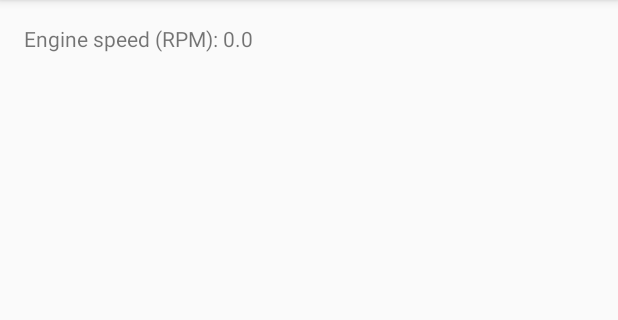
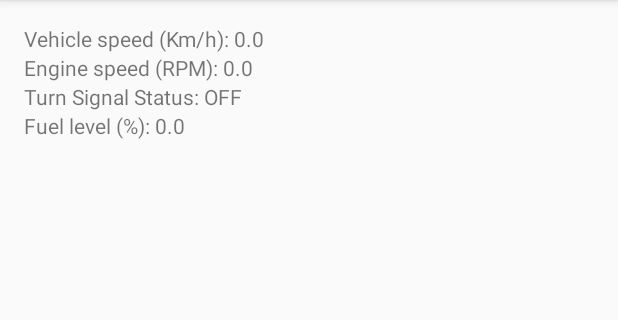
Before and after one commit to ECE493W18T04/android-app, an Android app: the screen it shows after launch (MainActivity), on a phone screen of 412 x 824 dp, the part 84-404 px from its top. Run offline under Robolectric (Android 15) with nearby library versions, the phone set to English and light mode, and no system bars; libraries missing offline, so code that uses them is left out: com.openxc, com.openxc.measurements; 5 statements that could not run were skipped.

Commit message:
added turnSignalStatus and FuelLevel to VehicleMonitoringService

```diff
--- a/HUDApp/app/src/main/java/com/example/reem/hudmobileapp/MainActivity.java
+++ b/HUDApp/app/src/main/java/com/example/reem/hudmobileapp/MainActivity.java
@@ -2,18 +2,12 @@ package com.example.reem.hudmobileapp;
 
 import android.content.Context;
 import android.content.Intent;
-import android.os.Handler;
-import android.os.IBinder;
 import android.support.v7.app.AppCompatActivity;
 import android.os.Bundle;
-import android.util.Log;
-import android.view.Menu;
 import android.widget.TextView;
 
 import com.openxc.VehicleManager;
-import com.openxc.measurements.EngineSpeed;
-import com.openxc.measurements.Measurement;
-import com.openxc.measurements.VehicleSpeed;
+
 
 public class MainActivity extends AppCompatActivity {
     private VehicleMonitoringService vMonitor;
@@ -23,20 +17,25 @@ public class MainActivity extends AppCompatActivity {
         super.onCreate(savedInstanceState);
         setContentView(R.layout.activity_main);
         vMonitor = new VehicleMonitoringService();
-        final TextView SpeedView = (TextView) findViewById(R.id.engine_speed);
+        final TextView speedView = (TextView) findViewById(R.id.vehicle_speed);
+        final TextView rpmView = (TextView) findViewById(R.id.engine_speed);
+        final TextView turnSignalView = (TextView) findViewById(R.id.turn_signal);
+        final TextView fuelView = (TextView) findViewById(R.id.fuel_level);
         Thread t = new Thread() {
-
             @Override
             public void run() {
                 try {
                     while (!isInterrupted()) {
-                        Thread.sleep(1000);
+                        Thread.sleep(10);
                         runOnUiThread(new Runnable() {
                             @Override
                             public void run() {
                                 // update TextView here!
-                                SpeedView.setText("Engine speed (RPM): "
-                                        + vMonitor.getvehicleSpeed());
+                                speedView.setText("Vehicle speed (Km/h): "
+                                        + vMonitor.getVehicleSpeed());
+                                rpmView.setText("Engine speed (RPM): " + vMonitor.getRpm());
+                                fuelView.setText("Fuel level (%): " + vMonitor.getFuelLevel());
+                                turnSignalView.setText("Turn Signal Status: " + vMonitor.getSignalPosition());
                             }
                         });
                     }
@@ -48,6 +47,7 @@ public class MainActivity extends AppCompatActivity {
         t.start();
 
     }
+    //we want the service to remain bound in the background
 /*
     @Override
     public void onPause() {
--- a/HUDApp/app/src/main/java/com/example/reem/hudmobileapp/VehicleMonitoringService.java
+++ b/HUDApp/app/src/main/java/com/example/reem/hudmobileapp/VehicleMonitoringService.java
@@ -1,18 +1,19 @@
 package com.example.reem.hudmobileapp;
 
 import android.app.Service;
-import android.bluetooth.BluetoothClass;
 import android.content.ComponentName;
+import android.content.Context;
 import android.content.Intent;
 import android.content.ServiceConnection;
 import android.os.IBinder;
 import android.util.Log;
-import android.content.ServiceConnection;
 
 
 import com.openxc.VehicleManager;
 import com.openxc.measurements.EngineSpeed;
+import com.openxc.measurements.FuelLevel;
 import com.openxc.measurements.Measurement;
+import com.openxc.measurements.TurnSignalStatus;
 import com.openxc.measurements.VehicleSpeed;
 
 /**
@@ -21,56 +22,101 @@ import com.openxc.measurements.VehicleSpeed;
 
 public class VehicleMonitoringService extends Service {
     public VehicleManager VehicleManager;
-    private static final String TAG = "VehicleMonitor";
+    private static final String TAG = "VehicleMonitoring";
 
     private VehicleSpeed.Listener speedListener;
     private double vSpeed = 0.0;
 
+    private EngineSpeed.Listener rpmListener;
+    private double rpm = 0.0;
+
+    private TurnSignalStatus.Listener turnSignalListener;
+    private String signalPosition = "OFF";
+
+    private FuelLevel.Listener fuelListener;
+    private double fuelLevel = 0.0;
+
     public ServiceConnection connection;
 
+    // required but does nothing
     @Override
     public IBinder onBind(Intent intent) {
         return null;
     }
-    public double getvehicleSpeed() {
+
+
+    /*
+     * Getter Functions
+     */
+    public double getVehicleSpeed() {
         return vSpeed;
+    }
+    public double getFuelLevel() {
+        return fuelLevel;
+    }
+    public double getRpm() {
+        return rpm;
+    }
+    public String getSignalPosition() {
+        return signalPosition;
     }
 
     //maybe add requested listeners as arguments
     public VehicleMonitoringService () {
 
-        //define listeners
+        /*
+         * Define Listeners
+         */
+
         speedListener = new VehicleSpeed.Listener() {
             @Override
             public void receive(Measurement measurement) {
                 final VehicleSpeed speed = (VehicleSpeed) measurement;
-
                 vSpeed = speed.getValue().doubleValue();
             }
         };
 
-        /* This is an OpenXC measurement listener object - the type is recognized
-        * by the VehicleManager as something that can receive measurement updates.
-        * Later in the file, we'll ask the VehicleManager to call the receive()
-        * function here whenever a new EngineSpeed value arrives.
-        */
+        rpmListener = new EngineSpeed.Listener() {
+            @Override
+            public void receive(Measurement measurement) {
+                final EngineSpeed eSpeed = (EngineSpeed) measurement;
+
+                rpm = eSpeed.getValue().doubleValue();
+            }
+        };
+
+        turnSignalListener = new TurnSignalStatus.Listener() {
+            @Override
+            public void receive(Measurement measurement) {
+                final TurnSignalStatus turnSignalStatus = (TurnSignalStatus) measurement;
+                signalPosition = turnSignalStatus.toString();
+            }
+        };
+
+        fuelListener = new FuelLevel.Listener() {
+            @Override
+            public void receive(Measurement measurement) {
+                fuelLevel = ((FuelLevel) measurement).getValue().doubleValue();
+            }
+        };
+
+
+        /*
+         * Service Connection
+         */
         connection = new ServiceConnection() {
             // Called when the connection with the VehicleManager service is
             // established, i.e. bound.
             public void onServiceConnected(ComponentName className,
                                            IBinder service) {
                 Log.i(TAG, "Bound to VehicleManager");
-                // When the VehicleManager starts up, we store a reference to it
-                // here in "VehicleManager" so we can call functions on it
-                // elsewhere in our code.
-                VehicleManager = ((VehicleManager.VehicleBinder) service)
-                        .getService();
 
-                // We want to receive updates whenever the EngineSpeed changes. We
-                // have an EngineSpeed.Listener (see above, mSpeedListener) and here
-                // we request that the VehicleManager call its receive() method
-                // whenever the EngineSpeed changes
+                VehicleManager = ((VehicleManager.VehicleBinder) service).getService();
+
                 VehicleManager.addListener(VehicleSpeed.class, speedListener);
+                VehicleManager.addListener(EngineSpeed.class, rpmListener);
+                VehicleManager.addListener(TurnSignalStatus.class, turnSignalListener);
+                VehicleManager.addListener(FuelLevel.class, fuelListener);
 
             }
 
@@ -86,8 +132,10 @@ public class VehicleMonitoringService extends Service {
             Log.i(TAG, "Unbinding from Vehicle Manager");
             // Remember to remove your listeners, in typical Android
             // fashion.
-            VehicleManager.removeListener(EngineSpeed.class,
-                    speedListener);
+            VehicleManager.removeListener(EngineSpeed.class, rpmListener);
+            VehicleManager.removeListener(VehicleSpeed.class, speedListener);
+            VehicleManager.removeListener(TurnSignalStatus.class, turnSignalListener);
+            VehicleManager.removeListener(FuelLevel.class, fuelListener);
             unbindService(connection);
             VehicleManager = null;
         }
--- a/HUDApp/app/src/main/res/layout/activity_main.xml
+++ b/HUDApp/app/src/main/res/layout/activity_main.xml
@@ -1,5 +1,5 @@
 <?xml version="1.0" encoding="utf-8"?>
-<RelativeLayout xmlns:android="http://schemas.android.com/apk/res/android"
+<LinearLayout xmlns:android="http://schemas.android.com/apk/res/android"
     xmlns:tools="http://schemas.android.com/tools"
     android:id="@+id/activity_main"
     android:layout_width="match_parent"
@@ -8,11 +8,33 @@
     android:paddingLeft="@dimen/activity_horizontal_margin"
     android:paddingRight="@dimen/activity_horizontal_margin"
     android:paddingTop="@dimen/activity_vertical_margin"
+    android:orientation="vertical"
     tools:context="com.example.reem.hudmobileapp.MainActivity">
+
+    <TextView
+        android:id="@+id/vehicle_speed"
+        android:layout_width="wrap_content"
+        android:layout_height="wrap_content"
+        android:text="Hello World!"
+        android:layout_above="@id/engine_speed"/>
 
     <TextView
         android:id="@+id/engine_speed"
         android:layout_width="wrap_content"
         android:layout_height="wrap_content"
+        android:text="Hello World!"
+        android:layout_above="@id/turn_signal"/>
+
+    <TextView
+        android:id="@+id/turn_signal"
+        android:layout_width="wrap_content"
+        android:layout_height="wrap_content"
+        android:text="Hello World!"
+        android:layout_above="@id/fuel_level"/>
+
+    <TextView
+        android:id="@+id/fuel_level"
+        android:layout_width="wrap_content"
+        android:layout_height="wrap_content"
         android:text="Hello World!" />
-</RelativeLayout>
+</LinearLayout>
```
